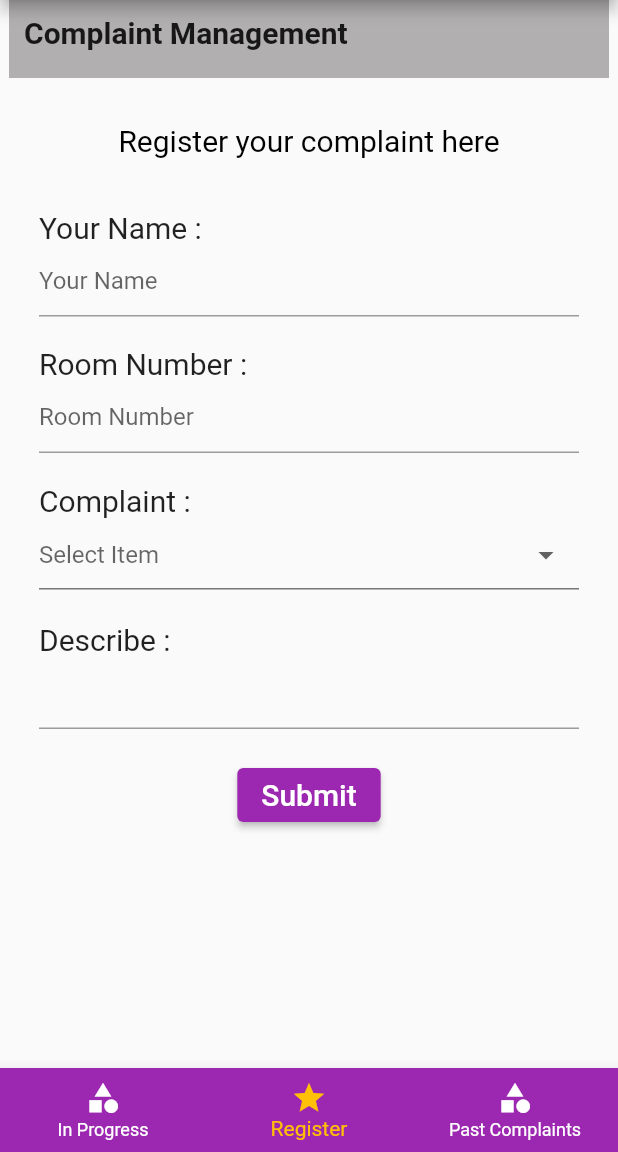
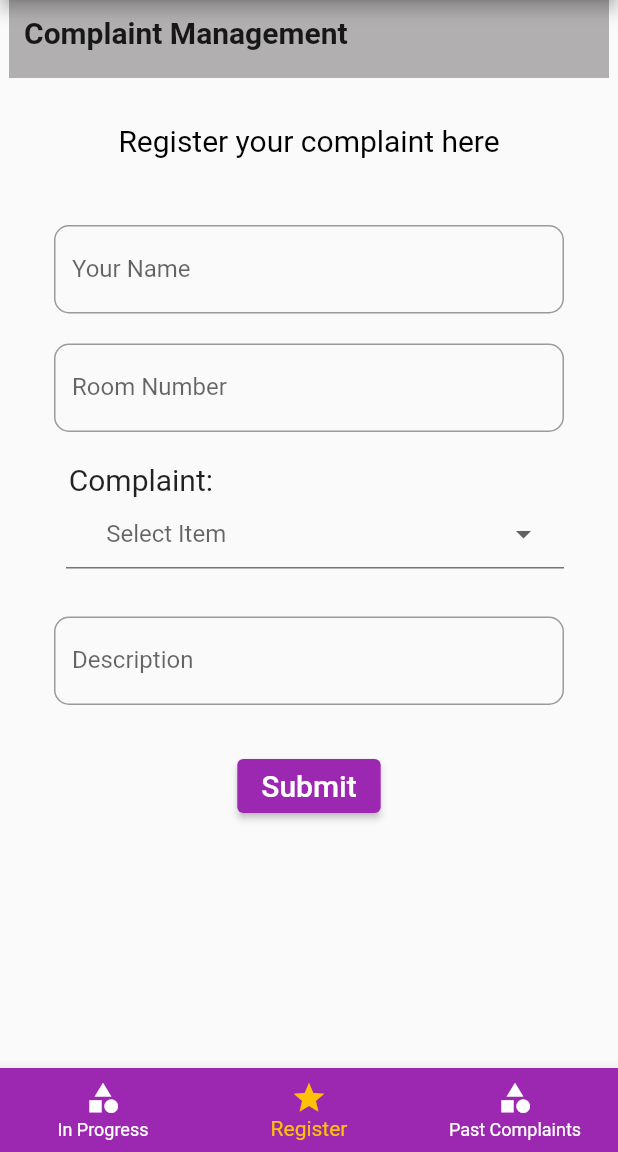
Before and after one commit to aryad03/Bhawan_App, a Flutter app: the TabsScreen screen opened directly, on a phone screen of 412 x 824 dp, the part 84-1236 px from its top. Run offline on Flutter 3.47's test engine with Material 2 defaults, Android fonts, the phone set to English and light mode, and no system bars; drawn by our look-alikes of dropdown_button2; our stand-ins replace carousel_slider.

Commit message:
Updated the text fields according to login page

```diff
--- a/lib/screens/registerComplaint.dart
+++ b/lib/screens/registerComplaint.dart
@@ -26,7 +26,6 @@ class _registerComplaintState extends State<registerComplaint> {
         primarySwatch: Colors.purple,
       ),
       home: Scaffold(
-
         resizeToAvoidBottomInset: false,
         body: SingleChildScrollView(
           child: Column(
@@ -73,47 +72,47 @@ class _registerComplaintState extends State<registerComplaint> {
                       alignment: Alignment.topLeft,
                       child: Column(
                         children: [
-                          Align(
-                            alignment: Alignment.centerLeft,
-                            child: Text("Your Name :",
-                                style: TextStyle(fontSize: 20)),
+                          Container(
+                            padding: EdgeInsets.all(10.0),
+                            child: TextField(
+                              decoration: InputDecoration(
+                                border: OutlineInputBorder(
+                                  borderRadius: BorderRadius.circular(10),
                                 ),
-                          TextField(
+                                labelText: 'Your Name',
+                                hintText: 'Enter your name here',
+                              ),
+                            ),
+                          ),
+                          Container(
+                            padding: EdgeInsets.all(10.0),
+                            child: TextField(
                               decoration: InputDecoration(
-                                hintText: 'Your Name ',
-                                labelStyle: new TextStyle(
-                                    color: const Color(0xFF424242))),
+                                border: OutlineInputBorder(
+                                  borderRadius: BorderRadius.circular(10),
+                                ),
+                                labelText: 'Room Number',
+                                hintText: 'Enter your room number here',
+                              ),
+                            ),
                           ),
                           SizedBox(
-                            height: 20,
+                            height: 10,
                           ),
                           Align(
                             alignment: Alignment.centerLeft,
-                            child: Text("Room Number :",
-                                style: TextStyle(fontSize: 20)),
-                          ),
-                          TextField(
-                            decoration: InputDecoration(
-                              hintText: 'Room Number',
-                            ),
-                          ),
-                          SizedBox(
-                            height: 20,
-                          ),
-                          Align(
-                            alignment: Alignment.centerLeft,
-                            child: Text("Complaint :",
+                            child: Text("    Complaint:",
                                 style: TextStyle(fontSize: 20)),
                           ),
                           SizedBox(
                             height: 5,
                           ),
                           Align(
-                            alignment: Alignment.centerLeft,
+                            alignment: Alignment.center,
                             child: DropdownButtonHideUnderline(
                               child: DropdownButton2(
                                 hint: Text(
-                                  'Select Item',
+                                  '     Select Item',
                                   style: TextStyle(
                                     fontSize: 16,
                                     color: Theme.of(context).hintColor,
@@ -137,7 +136,7 @@ class _registerComplaintState extends State<registerComplaint> {
                                   });
                                 },
                                 buttonHeight: 40,
-                                buttonWidth: 350,
+                                buttonWidth: 310,
                                 itemHeight: 40,
                               ),
                             ),
@@ -146,24 +145,23 @@ class _registerComplaintState extends State<registerComplaint> {
                             color: Color.fromARGB(255, 119, 117, 117),
                             height: 5,
                             thickness: 1,
-                            indent: 0,
-                            endIndent: 0,
+                            indent: 18,
+                            endIndent: 10,
                           ),
                           SizedBox(
                             height: 20,
                           ),
-                          Align(
-                            alignment: Alignment.centerLeft,
-                            child: Text("Describe :",
-                                style: TextStyle(fontSize: 20)),
+                          Container(
+                            padding: EdgeInsets.all(10.0),
+                            child: TextField(
+                              decoration: InputDecoration(
+                                border: OutlineInputBorder(
+                                  borderRadius: BorderRadius.circular(10),
                                 ),
-                          TextField(
-                            scrollPadding: EdgeInsets.only(bottom: 40),
-                            minLines: 1,
-                            maxLines:
-                            3, // allow user to enter 3 line in textfield
-                            keyboardType: TextInputType
-                                .multiline, // user keyboard will have a button to move cursor to next line
+                                labelText: 'Description',
+                                hintText: 'Description of complaint',
+                              ),
+                            ),
                           ),
                           SizedBox(
                             height: 20,
```
Lines whose indentation alone changed are shown as unchanged.
